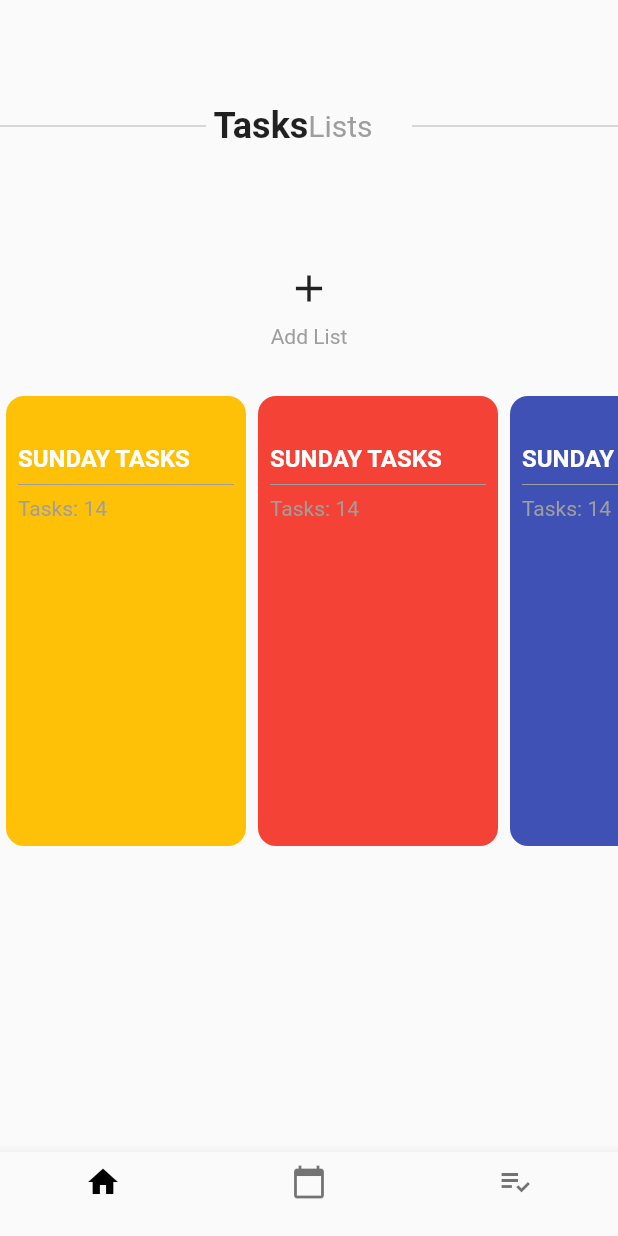
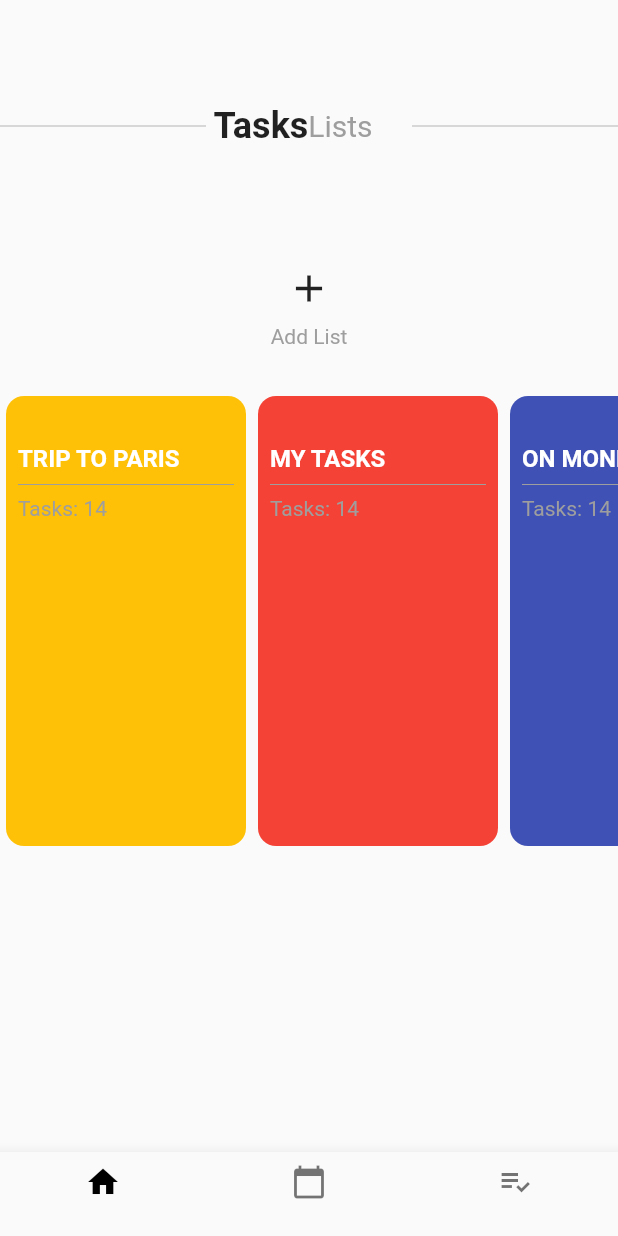
Before and after one commit to pedromassango/flutter-tasky-app, a Flutter app: the screen it shows after launch, on a phone screen of 412 x 824 dp. Run offline on Flutter 3.47's test engine with Material 2 defaults, Android fonts, the phone set to English and light mode, and no system bars; our stand-ins replace flutter_swiper.

Commit message:
updated tasks title list

```diff
--- a/lib/main.dart
+++ b/lib/main.dart
@@ -44,10 +44,10 @@ class _HomePageState extends State<HomePage> {
 
   /// tasks list
   static final List<TasksListModel> tasksList = [
-    TasksListModel("Sunday Tasks", Colors.amber),
-    TasksListModel("Sunday Tasks", Colors.red),
-    TasksListModel("Sunday Tasks", Colors.indigo),
-    TasksListModel("Sunday Tasks", Colors.purple),
+    TasksListModel("Trip to Paris", Colors.amber),
+    TasksListModel("My Tasks", Colors.red),
+    TasksListModel("On Monday", Colors.indigo),
+    TasksListModel("Home work", Colors.purple),
   ];
 
   List<Widget> cardsFromTasks(){
```
